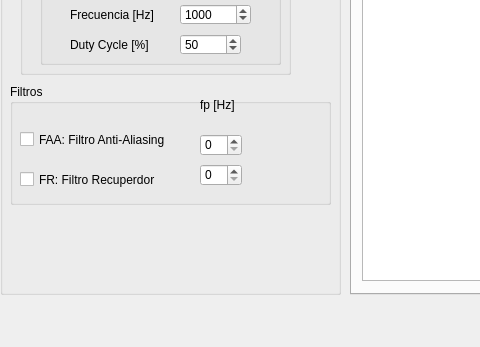
Above: qt_gui.ui from agussolari/assd_tp1_gui before the change; both pictures show x 0 to 480 and y 386 to 733 of the 1190 by 733 pixel window. Below: the same form after it.
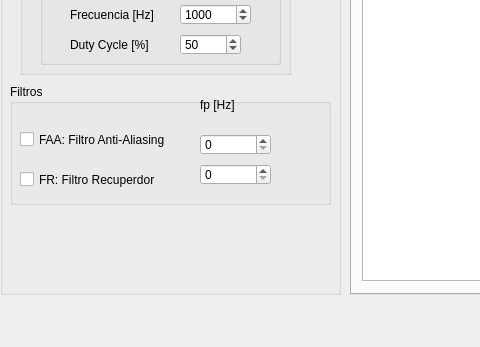
That is the form after the change. Custom widgets are drawn as their Qt base class.

The edit to the form file:
```diff
--- a/qt_gui.ui
+++ b/qt_gui.ui
@@ -439,18 +439,21 @@
        <rect>
         <x>190</x>
         <y>50</y>
-        <width>42</width>
-        <height>22</height>
+        <width>71</width>
+        <height>21</height>
        </rect>
       </property>
+      <property name="maximum">
+       <number>1000000</number>
+      </property>
      </widget>
      <widget class="QSpinBox" name="spin_freqFR">
       <property name="geometry">
        <rect>
         <x>190</x>
         <y>80</y>
-        <width>42</width>
-        <height>22</height>
+        <width>71</width>
+        <height>21</height>
        </rect>
       </property>
      </widget>
```
Left out of the diff: 2 changed lines with no effect on the pictures.
